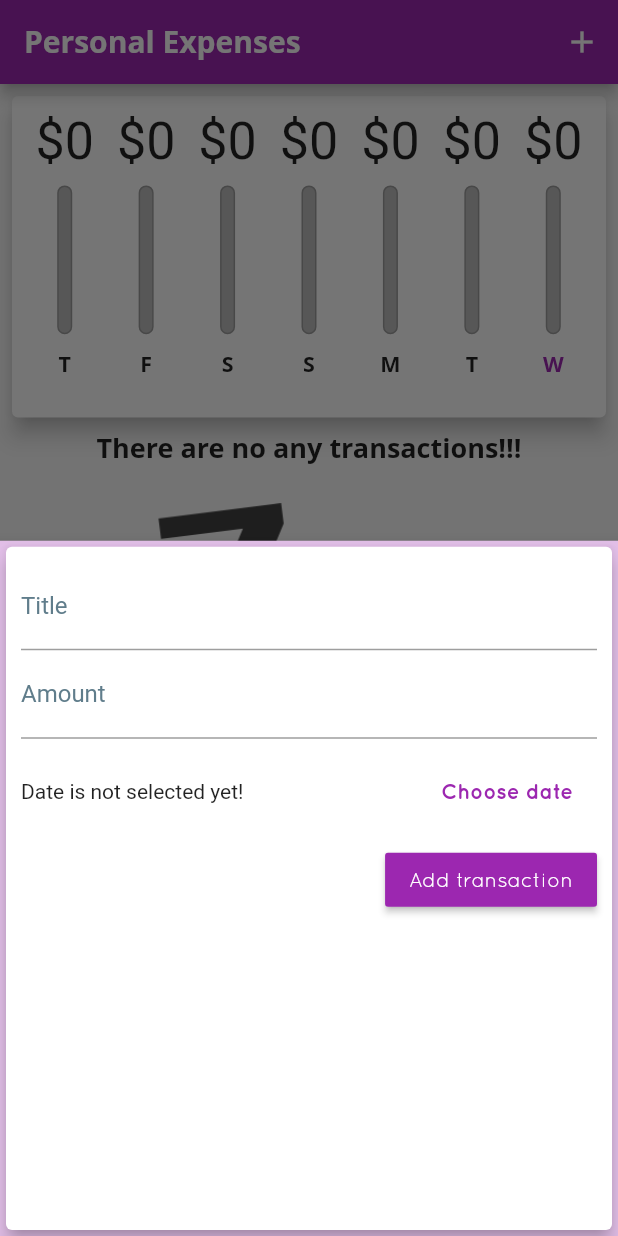
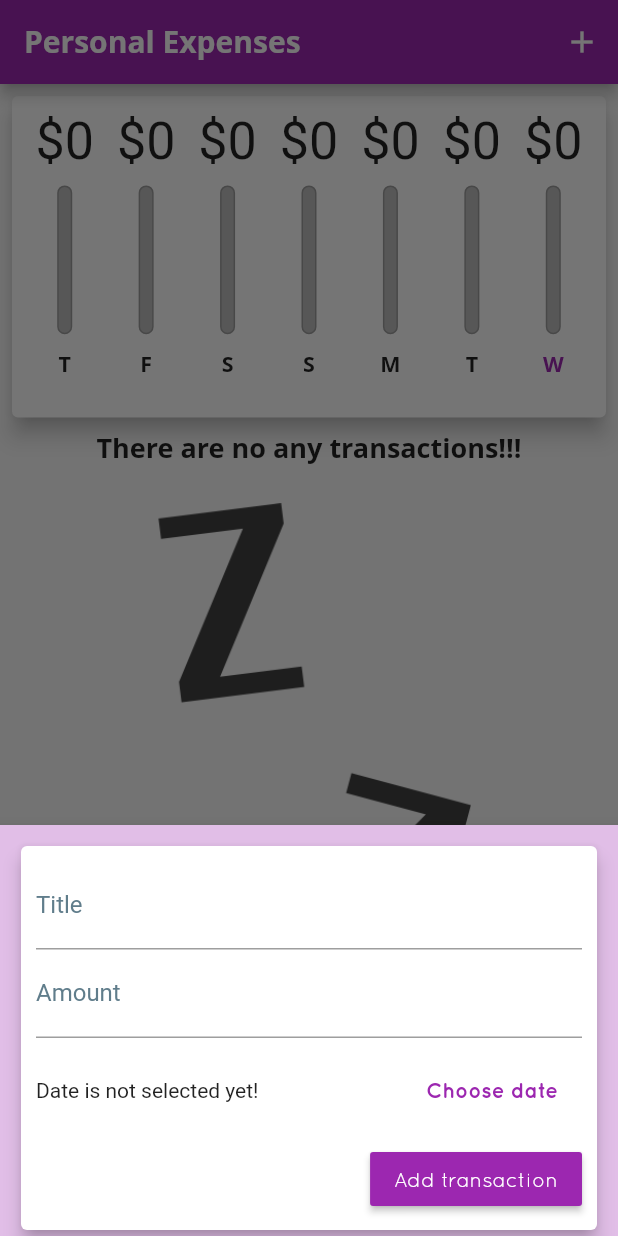
Before and after one commit to Reyst/personal_expenses, a Flutter app: the screen it shows after launch, after a tap on the "add" icon, on a phone screen of 412 x 824 dp. Run offline on Flutter 3.47's test engine with Material 2 defaults, Android fonts, the phone set to English and light mode, and no system bars.

Commit message:
adaptive version of the app

```diff
--- a/lib/main.dart
+++ b/lib/main.dart
@@ -1,3 +1,6 @@
+import 'dart:io';
+
+import 'package:flutter/cupertino.dart';
 import 'package:flutter/material.dart';
 import 'package:uuid/uuid.dart';
 
@@ -7,7 +10,18 @@ import 'widgets/chart.dart';
 import 'widgets/empty_transaction_holder.dart';
 import 'widgets/transaction_list.dart';
 
-void main() => runApp(MyApp());
+void main() {
+/*
+  WidgetsFlutterBinding.ensureInitialized();
+  SystemChrome.setPreferredOrientations(
+    [
+      DeviceOrientation.portraitUp,
+      DeviceOrientation.portraitDown,
+    ],
+  );
+*/
+  runApp(MyApp());
+}
 
 class MyApp extends StatelessWidget {
   @override
@@ -20,10 +34,7 @@ class MyApp extends StatelessWidget {
         accentColor: Colors.amberAccent,
         hintColor: Colors.blueGrey,
         fontFamily: 'Quicksand',
-        textTheme: ThemeData
-            .light()
-            .textTheme
-            .copyWith(
+        textTheme: ThemeData.light().textTheme.copyWith(
               title: TextStyle(
                 fontFamily: 'OpenSans',
                 fontSize: 18.0,
@@ -32,10 +43,7 @@ class MyApp extends StatelessWidget {
               button: TextStyle(color: Colors.white),
             ),
         appBarTheme: AppBarTheme(
-          textTheme: ThemeData
-              .light()
-              .textTheme
-              .copyWith(
+          textTheme: ThemeData.light().textTheme.copyWith(
                 title: TextStyle(
                   fontFamily: 'OpenSans',
                   fontSize: 20.0,
@@ -62,21 +70,14 @@ class _MyHomePageState extends State<MyHomePage> {
 
   static String _getId() => _idGenerator.v4();
 
-  final List<Transaction> _transactions = [
-//    Transaction(id: _getId(), title: "Transaction 0", amount: 0.50, date: DateTime.now().subtract(Duration(days: 7))),
-//    Transaction(id: _getId(), title: "Transaction 1", amount: 10.50, date: DateTime.now().subtract(Duration(days: 6))),
-//    Transaction(id: _getId(), title: "Transaction 2", amount: 20.85, date: DateTime.now().subtract(Duration(days: 5))),
-//    Transaction(id: _getId(), title: "Transaction 3", amount: 30.85, date: DateTime.now().subtract(Duration(days: 4))),
-//    Transaction(id: _getId(), title: "Transaction 4", amount: 40.85, date: DateTime.now().subtract(Duration(days: 3))),
-//    Transaction(id: _getId(), title: "Transaction 5", amount: 50.85, date: DateTime.now().subtract(Duration(days: 2))),
-//    Transaction(id: _getId(), title: "Transaction 6", amount: 60.85, date: DateTime.now().subtract(Duration(days: 1))),
-//    Transaction(id: _getId(), title: "Transaction 7", amount: 15, date: DateTime.now()),
-  ];
+  final List<Transaction> _transactions = [];
 
   List<Transaction> get _recentTransactions {
     final border = DateTime.now().subtract(Duration(days: 7));
     return _transactions.where((tx) => tx.date.isAfter(border)).toList(growable: false);
   }
+
+  bool _displayChart = false;
 
   void _addTx(String title, double amount, DateTime date) {
     final newTx = Transaction(
@@ -93,20 +94,31 @@ class _MyHomePageState extends State<MyHomePage> {
   }
 
   void _showAddTxDialog(BuildContext context) {
+    final MediaQueryData mediaQuery = MediaQuery.of(context);
+
     showModalBottomSheet(
       context: context,
       builder: (_) {
         return GestureDetector(
+          child: Padding(
+            padding: EdgeInsets.only(
+              left: 10,
+              right: 10,
+              top: 10,
+              bottom: mediaQuery.viewInsets.bottom,
+            ),
+            child: SingleChildScrollView(
+              child: NewTransaction(addAction: _addTx),
+            ),
+          ),
           onTap: () {},
-          child: NewTransaction(addAction: _addTx),
           behavior: HitTestBehavior.opaque,
         );
       },
     );
   }
 
-  double _getAvailableScreenHeight(BuildContext context, List<PreferredSizeWidget> widgets) {
-    var queryData = MediaQuery.of(context);
+  double _getAvailableScreenHeight(MediaQueryData queryData, List<PreferredSizeWidget> widgets) {
     return queryData.size.height -
         queryData.padding.bottom -
         queryData.padding.top -
@@ -115,7 +127,26 @@ class _MyHomePageState extends State<MyHomePage> {
 
   @override
   Widget build(BuildContext context) {
-    AppBar appBar = AppBar(
+    final mediaQueryData = MediaQuery.of(context);
+
+    final isLandscape = mediaQueryData.orientation == Orientation.landscape;
+
+    PreferredSizeWidget appBar = Platform.isIOS
+        ? CupertinoNavigationBar(
+            middle: Text(
+              'Personal Expenses',
+            ),
+            trailing: Row(
+              mainAxisSize: MainAxisSize.min,
+              children: <Widget>[
+                GestureDetector(
+                  child: Icon(CupertinoIcons.add),
+                  onTap: () => _showAddTxDialog(context),
+                ),
+              ],
+            ),
+          )
+        : AppBar(
             title: Text("Personal Expenses"),
             actions: <Widget>[
               IconButton(
@@ -126,25 +157,25 @@ class _MyHomePageState extends State<MyHomePage> {
             ],
           );
 
-    double workHeight = _getAvailableScreenHeight(context, [appBar]);
+    double workHeight = _getAvailableScreenHeight(mediaQueryData, [appBar]);
 
-    return Scaffold(
-      appBar: appBar,
-      body: SingleChildScrollView(
+    var mainPage = SafeArea(
+      child: SingleChildScrollView(
         child: Column(
           crossAxisAlignment: CrossAxisAlignment.stretch,
-          children: <Widget>[
-            Container(
-              height: 0.3 * workHeight,
-              child: Chart(_recentTransactions),
-            ),
-            Container(
-              height: 0.7 * workHeight,
-              child: _obtainContent(),
-            ),
-          ],
+          children: _getMainScreenContent(workHeight, isLandscape),
         ),
       ),
+    );
+
+    return Platform.isIOS
+        ? CupertinoPageScaffold(
+            navigationBar: appBar,
+            child: mainPage,
+          )
+        : Scaffold(
+            appBar: appBar,
+            body: mainPage,
             floatingActionButtonLocation: FloatingActionButtonLocation.centerFloat,
             floatingActionButton: FloatingActionButton(
               elevation: 4,
@@ -154,7 +185,40 @@ class _MyHomePageState extends State<MyHomePage> {
           );
   }
 
-  Widget _obtainContent() {
+  List<Widget> _getMainScreenContent(double workHeight, bool isLandscape) {
+    var chart = Container(
+      height: (isLandscape ? 0.8 : 0.3) * workHeight,
+      child: Chart(_recentTransactions),
+    );
+
+    var txList = Container(
+      height: 0.7 * workHeight,
+      child: _obtainTransactionListContent(),
+    );
+
+    return <Widget>[
+      if (isLandscape)
+        Row(
+          mainAxisAlignment: MainAxisAlignment.center,
+          children: [
+            Text("List"),
+            Switch.adaptive(
+              value: _displayChart,
+              onChanged: (value) => setState(() => _displayChart = value),
+            ),
+            Text("Chart"),
+          ],
+        ),
+      if (isLandscape && _displayChart) chart,
+      if (isLandscape && !_displayChart) txList,
+      if (!isLandscape) ...[
+        chart,
+        txList,
+      ],
+    ];
+  }
+
+  Widget _obtainTransactionListContent() {
     Widget result;
 
     if (_transactions.isEmpty)
--- /dev/null
+++ b/lib/widgets/adaptive_flat_button.dart
@@ -0,0 +1,32 @@
+import 'dart:io';
+
+import 'package:flutter/cupertino.dart';
+import 'package:flutter/material.dart';
+
+class AdaptiveFlatButton extends StatelessWidget {
+  final String caption;
+  final VoidCallback onPressed;
+
+  const AdaptiveFlatButton({Key key, this.caption, this.onPressed}) : super(key: key);
+
+  @override
+  Widget build(BuildContext context) {
+    final buttonCaption = Text(
+      caption,
+      style: TextStyle(
+        fontWeight: FontWeight.bold,
+      ),
+    );
+
+    return Platform.isIOS
+        ? CupertinoButton(
+            child: buttonCaption,
+            onPressed: onPressed,
+          )
+        : FlatButton(
+            textColor: Theme.of(context).primaryColor,
+            child: buttonCaption,
+            onPressed: onPressed,
+          );
+  }
+}
--- a/lib/widgets/add_transaction.dart
+++ b/lib/widgets/add_transaction.dart
@@ -1,5 +1,7 @@
 import 'package:flutter/material.dart';
 import 'package:intl/intl.dart';
+
+import './adaptive_flat_button.dart';
 
 class NewTransaction extends StatefulWidget {
   final Function(String, double, DateTime) addAction;
@@ -54,14 +56,8 @@ class _NewTransactionState extends State<NewTransaction> {
               child: Row(
                 children: [
                   Expanded(child: Text(_strSelectedDate)),
-                  FlatButton(
-                    child: Text(
-                      'Choose date',
-                      style: TextStyle(
-                        color: Theme.of(context).primaryColor,
-                        fontWeight: FontWeight.bold,
-                      ),
-                    ),
+                  AdaptiveFlatButton(
+                    caption: 'Choose date',
                     onPressed: _showDatePicker,
                   ),
                 ],
```
Lines whose indentation alone changed are shown as unchanged.
